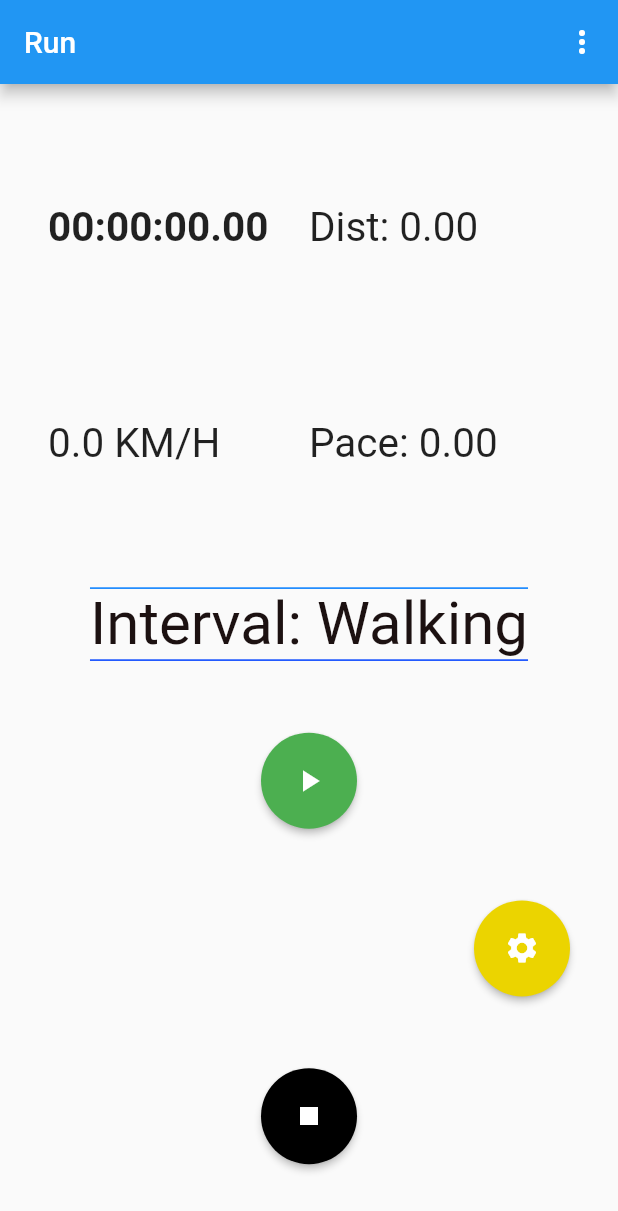
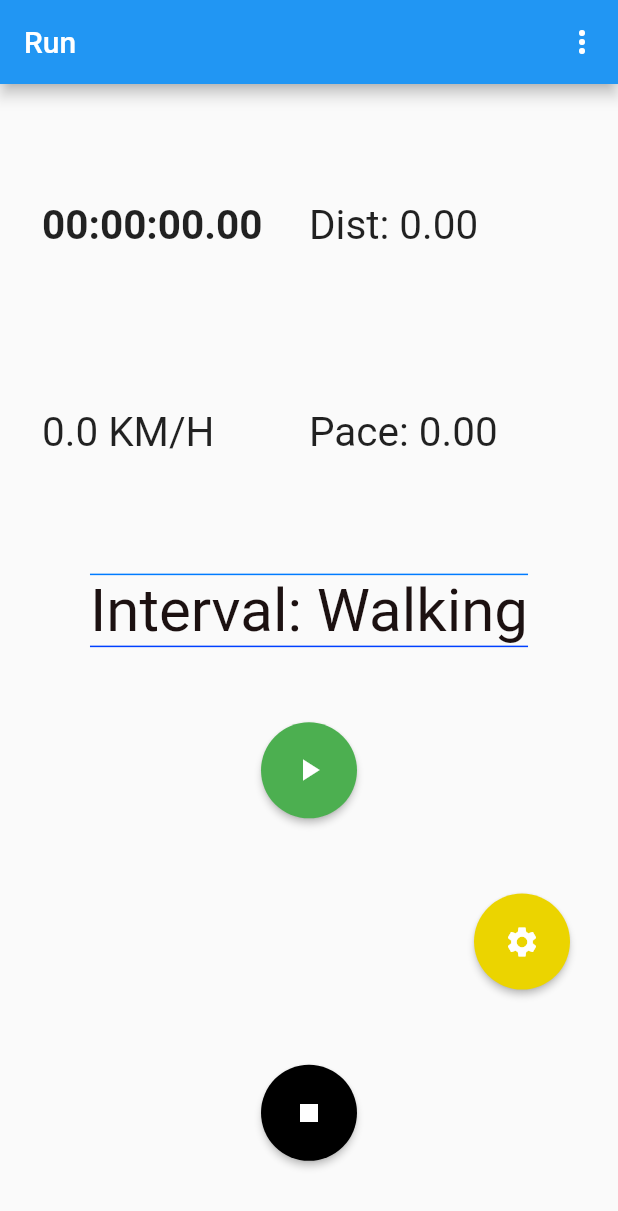
Before and after one commit to FJeanC/Corra_flutter, a Flutter app: the CronometroView screen opened directly with empty values, on a phone screen of 412 x 824 dp. Shown: the top 1211 px of the screen. Run offline on Flutter 3.47's test engine with Material 2 defaults, Android fonts, the phone set to English and light mode, and no system bars; our stand-ins replace bloc, cloud_firestore, equatable, firebase_auth, firebase_core, firebase_storage and 6 more; accounts and stored records are empty; generated files the repository leaves out were written again.

Commit message:
Arrumando erro de pixel

```diff
--- a/lib/enums/menu_action.dart
+++ b/lib/enums/menu_action.dart
@@ -1 +1 @@
-enum MenuAction { logout, save }
+enum MenuAction { logout }
--- a/lib/views/cronometro/cronometro_view.dart
+++ b/lib/views/cronometro/cronometro_view.dart
@@ -30,7 +30,6 @@ class CronometroView extends StatefulWidget {
 class _CronometroViewState extends State<CronometroView> {
   late StreamController<double?> _velocityUpdatedStreamController;
   late StreamController<double?> _distanceUpdatedStreamContoller;
-  late StreamController<double?> _paceUpdatedStreamController;
   double _velocity = 0;
   GeolocatorPlatform locator = GeolocatorPlatform.instance;
   late Timer timer;
@@ -111,7 +110,6 @@ class _CronometroViewState extends State<CronometroView> {
   void initState() {
     _velocityUpdatedStreamController = StreamController<double>();
     _distanceUpdatedStreamContoller = StreamController<double?>();
-    _paceUpdatedStreamController = StreamController<double?>();
     _stopWatchTimer = StopWatchTimer();
     _runsSerivce = FirebaseCloudRunStorage();
 
@@ -153,7 +151,6 @@ class _CronometroViewState extends State<CronometroView> {
             }
             double auxpace = (count / 60) / dist;
             if (auxpace < 60.0) {
-              //_paceUpdatedStreamController.add(pace);
               setState(() {
                 pace = auxpace;
               });
@@ -177,7 +174,6 @@ class _CronometroViewState extends State<CronometroView> {
     timer.cancel();
     _velocityUpdatedStreamController.close();
     _distanceUpdatedStreamContoller.close();
-    _paceUpdatedStreamController.close();
     interObj.resetInterval();
     await _stopWatchTimer.dispose();
   }
@@ -200,9 +196,6 @@ class _CronometroViewState extends State<CronometroView> {
                     context.read<AuthBloc>().add(const AuthEventLogOut());
                   }
                   break;
-                case MenuAction.save:
-                  // TODO: Handle this case.
-                  break;
               }
             },
             itemBuilder: (context) {
@@ -220,7 +213,7 @@ class _CronometroViewState extends State<CronometroView> {
         mainAxisAlignment: MainAxisAlignment.spaceEvenly,
         children: [
           Padding(
-            padding: const EdgeInsets.all(32),
+            padding: const EdgeInsets.all(28),
             child: Row(
               children: [
                 Expanded(
@@ -263,7 +256,7 @@ class _CronometroViewState extends State<CronometroView> {
             ),
           ),
           Padding(
-            padding: const EdgeInsets.all(32),
+            padding: const EdgeInsets.all(28),
             child: Row(
               children: [
                 Expanded(
--- a/lib/views/intervalada/intervalada_view.dart
+++ b/lib/views/intervalada/intervalada_view.dart
@@ -103,6 +103,6 @@ class _IntervaladaViewState extends State<IntervaladaView> {
                   : Container(),
             ],
           ),
-        ));
+        ),);
   }
 }
--- a/lib/views/runs/run_view.dart
+++ b/lib/views/runs/run_view.dart
@@ -47,9 +47,6 @@ class _RunViewState extends State<RunView> {
                     context.read<AuthBloc>().add(const AuthEventLogOut());
                   }
                   break;
-                case MenuAction.save:
-                  // TODO: Handle this case.
-                  break;
               }
             },
             itemBuilder: (context) {
```
Also changed, not shown: lib/views/runs/run_detail_fragment.dart (+4 -24 lines).
